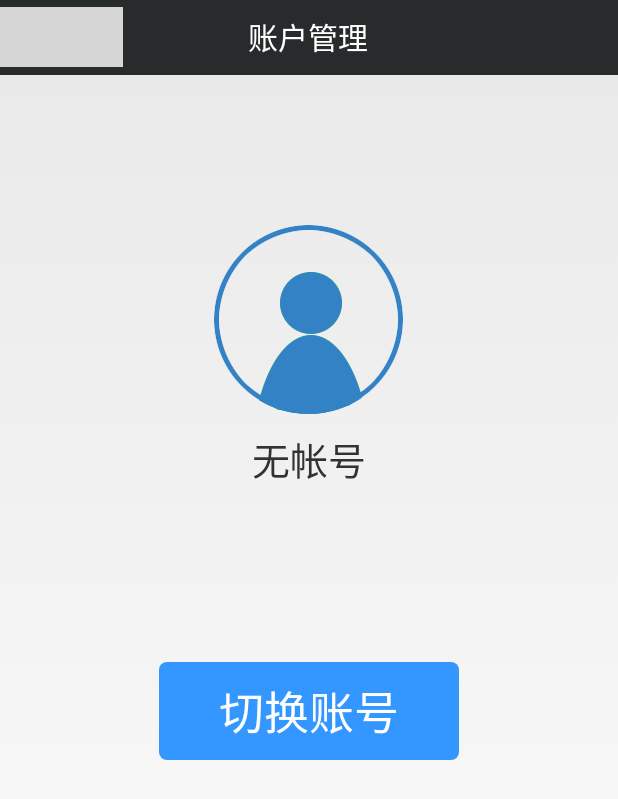
After one commit to LZQ1993/BeautyHealth2, an Android app: the UserManagerActivity screen opened directly, with no data from a screen before it, on a phone screen of 412 x 824 dp. The commit adds this screen. Shown: the top 799 px of the screen. Run offline under Robolectric (Android 15) with nearby library versions, the phone set to English and light mode, and no system bars; grey boxes are pictures that could not be loaded.

Commit message:
账户管理功能
账户管理功实现完毕

```diff
--- a/app/src/main/AndroidManifest.xml
+++ b/app/src/main/AndroidManifest.xml
@@ -115,6 +115,10 @@
             android:name=".UserCenter.BindUserActivity"
             android:configChanges="orientation|keyboardHidden|screenSize"
             android:screenOrientation="portrait" />
+        <activity
+            android:name=".UserCenter.UserManagerActivity"
+            android:configChanges="orientation|keyboardHidden|screenSize"
+            android:screenOrientation="portrait" />
 
     </application>
 
--- a/app/src/main/java/com/beautyhealthapp/Fragment/MeFragment.java
+++ b/app/src/main/java/com/beautyhealthapp/Fragment/MeFragment.java
@@ -16,6 +16,7 @@ import com.beautyhealthapp.CallCenter.Activity.CallCenterActivity;
 import com.beautyhealthapp.R;
 import com.beautyhealthapp.UserCenter.BindUserActivity;
 import com.beautyhealthapp.UserCenter.UserBackInfoActivity;
+import com.beautyhealthapp.UserCenter.UserManagerActivity;
 import com.infrastructure.CWFragment.DataRequestFragment;
 import com.infrastructure.CWSqliteManager.ISqlHelper;
 import com.infrastructure.CWSqliteManager.SqliteHelper;
@@ -101,7 +102,7 @@ public class MeFragment extends DataRequestFragment implements OnClickListener{
                 jumpActivity(CallCenterActivity.class);
                 break;
             case R.id.tr_userManger:
-                jumpActivity(CallCenterActivity.class);
+                jumpActivity(UserManagerActivity.class);
                 break;
             case R.id.tr_personInfo:
                 IsLoginTip(CallCenterActivity.class);
--- /dev/null
+++ b/app/src/main/java/com/beautyhealthapp/UserCenter/UserManagerActivity.java
@@ -0,0 +1,80 @@
+package com.beautyhealthapp.UserCenter;
+
+import android.content.Intent;
+import android.os.Bundle;
+import android.view.View;
+import android.view.View.OnClickListener;
+import android.widget.Button;
+import android.widget.TextView;
+import com.Entity.UserMessage;
+import com.beautyhealthapp.Activity.LoginActivity;
+import com.beautyhealthapp.R;
+import com.infrastructure.CWActivity.NavBarActivity;
+import com.infrastructure.CWSqliteManager.ISqlHelper;
+import com.infrastructure.CWSqliteManager.SqliteHelper;
+import com.infrastructure.CWUtilities.ToastUtil;
+
+import java.util.List;
+
+public class UserManagerActivity extends NavBarActivity implements
+		OnClickListener {
+
+	private Button btn1,btn2;
+	private TextView userid;
+	private ISqlHelper iSqlHelper;
+	private List<Object> list ;
+	private UserMessage userMessage;
+
+	@Override
+	protected void onCreate(Bundle savedInstanceState) {
+		// TODO Auto-generated method stub
+		super.onCreate(savedInstanceState);
+		setContentView(R.layout.activity_usermanager);
+		initNavBar("账户管理", true, false);
+		init();
+		setListener();
+	}
+
+
+	@Override
+	protected void onResume() {
+		// TODO Auto-generated method stub
+		super.onResume();
+		iSqlHelper = new SqliteHelper(null,
+				getApplicationContext());
+	    list = iSqlHelper.Query("com.Entity.UserMessage", null);
+	    if(list.size()>0){
+	    	userMessage=(UserMessage) list.get(0);
+		    userid.setText(userMessage.UserID);
+	    }
+
+	}
+
+
+	private void init() {
+		btn1 = (Button) findViewById(R.id.change);
+		userid=(TextView)findViewById(R.id.userid);
+	}
+
+	private void setListener() {
+		btn1.setOnClickListener((OnClickListener) this);
+
+	}
+
+	@Override
+	public void onClick(View v) {
+		// TODO Auto-generated method stub
+		Intent intent = new Intent();
+		switch (v.getId()) {
+		case R.id.change:
+			intent.setClass(getApplicationContext(), LoginActivity.class);
+			intent.putExtra("goto", UserManagerActivity.class.getName());
+			startActivity(intent);
+			break;
+		default:
+			ToastUtil.show(getApplicationContext(), "输入有误!");
+		}
+
+	}
+
+}
--- /dev/null
+++ b/app/src/main/res/drawable/btn_switchaccount_shape.xml
@@ -0,0 +1,18 @@
+<?xml version="1.0" encoding="utf-8"?>
+<shape xmlns:android="http://schemas.android.com/apk/res/android"
+    android:shape="rectangle" >
+
+    <!-- 填充的颜色 -->
+    <solid android:color="#FF3497FF" />
+    <!-- 设置按钮的四个角为弧形 -->
+    <!-- android:radius 弧形的半径 -->
+    <corners android:radius="5dip" />
+
+    <!-- padding：Button里面的文字与Button边界的间隔 -->
+    <padding
+        android:bottom="10dp"
+        android:left="10dp"
+        android:right="10dp"
+        android:top="10dp" />
+
+</shape>
--- /dev/null
+++ b/app/src/main/res/layout/activity_usermanager.xml
@@ -0,0 +1,57 @@
+<?xml version="1.0" encoding="utf-8"?>
+<LinearLayout xmlns:android="http://schemas.android.com/apk/res/android"
+    android:layout_width="match_parent"
+    android:layout_height="match_parent"
+    android:orientation="vertical" >
+
+    <include layout="@layout/activity_navbar" />
+
+    <LinearLayout
+        android:id="@+id/sticky_header"
+        android:layout_width="match_parent"
+        android:layout_height="0dp"
+        android:layout_weight="2"
+        android:gravity="center"
+        android:orientation="vertical"
+        android:layout_marginTop="45dp" >
+
+        <ImageView
+            android:id="@+id/imageView1"
+            android:layout_width="wrap_content"
+            android:layout_height="wrap_content"
+            android:src="@mipmap/login_people" />
+
+        <TextView
+            android:id="@+id/userid"
+            android:layout_width="wrap_content"
+            android:layout_height="wrap_content"
+            android:layout_marginTop="10dp"
+            android:text="无帐号"
+            android:textSize="25sp"
+             />
+    </LinearLayout>
+
+    <LinearLayout
+        android:id="@+id/ll2"
+        android:layout_width="match_parent"
+        android:layout_height="0dp"
+        android:layout_marginTop="15dp"
+        android:layout_weight="3"
+        android:gravity="center_horizontal"
+        android:orientation="vertical" >
+
+        <Button
+            android:id="@+id/change"
+            android:layout_width="200dp"
+            android:layout_height="wrap_content"
+            android:layout_marginTop="45dp"
+            android:background="@drawable/btn_switchaccount_shape"
+            android:text="切换账号"
+            android:textSize="30sp"
+            android:textColor="#ffffff" />
+
+    </LinearLayout>
+
+
+
+</LinearLayout>
```
